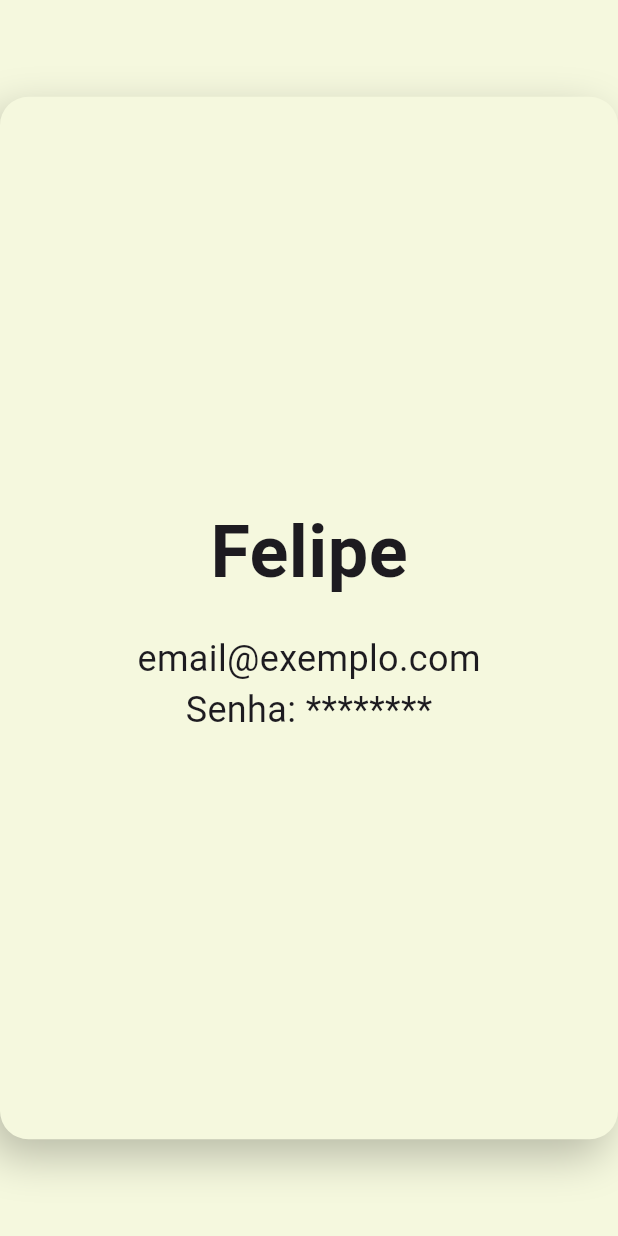
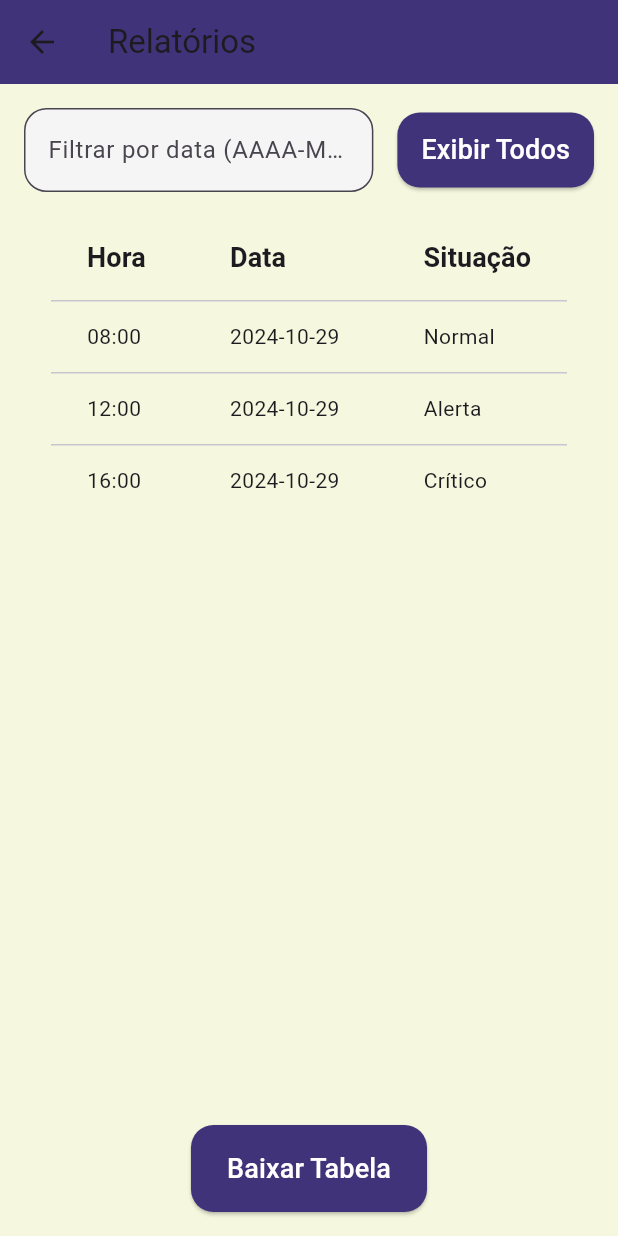
Before and after one commit to CarlosHMms/solosmart-v2, a Flutter app: the RelatoriosView screen opened by its route, on a phone screen of 412 x 824 dp. Run offline on Flutter 3.47's test engine with Material 3 defaults, Android fonts, the phone set to English and light mode, and no system bars; our stand-ins replace fl_chart, image_picker; missing offline and left inert: dart:html; Roboto replaces fonts that are missing (OpenSans-Regular, OpenSans-SemiBold).

Commit message:
começando tela de relatórios

```diff
--- a/solosmart_flutter/lib/views/relatorios_view.dart
+++ b/solosmart_flutter/lib/views/relatorios_view.dart
@@ -1,99 +1,146 @@
 import 'package:flutter/material.dart';
 
 class RelatoriosView extends StatefulWidget {
-  const RelatoriosView({super.key});
+  const RelatoriosView({Key? key}) : super(key: key);
 
   @override
   State<RelatoriosView> createState() => _RelatoriosViewState();
 }
 
 class _RelatoriosViewState extends State<RelatoriosView> {
+  // Exemplo de dados para a tabela
+  final List<Map<String, String>> _tabelaDados = [
+    {"hora": "08:00", "data": "2024-10-29", "situacao": "Normal"},
+    {"hora": "12:00", "data": "2024-10-29", "situacao": "Alerta"},
+    {"hora": "16:00", "data": "2024-10-29", "situacao": "Crítico"},
+    // Adicione mais dados conforme necessário
+  ];
+
+  final TextEditingController _dataFiltroController = TextEditingController();
+
+  // Função para exibir todos os dados da tabela
+  void _exibirTodosDados() {
+    // Função de lógica para exibir todos os dados (atualmente não filtrado)
+  }
+
+  // Função para baixar a tabela (implementação conforme a necessidade)
+  void _baixarTabela() {
+    // Função de lógica para baixar a tabela (exemplo básico)
+    print("Baixando tabela...");
+  }
+
   @override
   Widget build(BuildContext context) {
     return Scaffold(
-      body: Row(
+      appBar: AppBar(
+        title: const Text('Relatórios'),
+        backgroundColor: const Color(0xFF41337A), // Cor do AppBar
+      ),
+      body: Container(
+        color: const Color(0xFFF5F8DE), // Cor de fundo das outras views
+        padding: const EdgeInsets.all(16.0),
+        child: Column(
           children: [
-          // Painel principal
+            // Campo de Filtro por Data
+            Row(
+              children: [
                 Expanded(
-            child: Container(
-              color: const Color(0xFFF5F8DE), // Cor de fundo clara
-              child: Stack(
-                children: [
-                  // Conteúdo do painel principal aqui
-                  Center(
-                    child: Container(
-                      width: 934,
-                      height: 695,
-                      decoration: BoxDecoration(
-                        color: const Color(0xFFF5F8DE),
-                        borderRadius: BorderRadius.circular(19),
-                        boxShadow: [
-                          BoxShadow(
-                            color: Colors.black.withOpacity(0.25),
-                            offset: const Offset(-7, 11),
-                            blurRadius: 25,
+                  child: TextField(
+                    controller: _dataFiltroController,
+                    decoration: InputDecoration(
+                      hintText: 'Filtrar por data (AAAA-MM-DD)',
+                      filled: true,
+                      fillColor: const Color(0xFFF5F5F5),
+                      border: OutlineInputBorder(
+                        borderRadius: BorderRadius.circular(15),
+                        borderSide: const BorderSide(color: Colors.black),
+                      ),
+                    ),
+                  ),
+                ),
+                const SizedBox(width: 16),
+                ElevatedButton(
+                  onPressed: _exibirTodosDados,
+                  style: ElevatedButton.styleFrom(
+                    backgroundColor: const Color(0xFF41337A),
+                    padding: const EdgeInsets.symmetric(
+                        horizontal: 16, vertical: 12),
+                    shape: RoundedRectangleBorder(
+                      borderRadius: BorderRadius.circular(15),
+                    ),
+                  ),
+                  child: const Text(
+                    'Exibir Todos',
+                    style: TextStyle(fontSize: 18, color: Colors.white),
+                  ),
                 ),
               ],
             ),
-                      child: const Column(
-                        mainAxisAlignment: MainAxisAlignment.center,
-                        children: [
-                          // Exemplo de um nome de usuário
-                          Text(
-                            'Felipe',
+            const SizedBox(height: 16),
+            // Tabela de Dados
+            Expanded(
+              child: SingleChildScrollView(
+                scrollDirection: Axis.horizontal,
+                child: DataTable(
+                  columns: const [
+                    DataColumn(
+                      label: Text(
+                        'Hora',
                         style: TextStyle(
-                              fontSize: 48,
-                              fontWeight: FontWeight.w600,
-                              fontFamily: 'OpenSans-SemiBold',
+                          fontWeight: FontWeight.bold,
+                          fontSize: 18,
                         ),
                       ),
-                          SizedBox(height: 20),
-                          // Exemplo de informação de contato
-                          Text(
-                            'email@exemplo.com',
+                    ),
+                    DataColumn(
+                      label: Text(
+                        'Data',
                         style: TextStyle(
-                              fontSize: 24,
-                              fontFamily: 'OpenSans-Regular',
+                          fontWeight: FontWeight.bold,
+                          fontSize: 18,
                         ),
                       ),
-                          Text(
-                            'Senha: ********',
+                    ),
+                    DataColumn(
+                      label: Text(
+                        'Situação',
                         style: TextStyle(
-                              fontSize: 24,
-                              fontFamily: 'OpenSans-Regular',
+                          fontWeight: FontWeight.bold,
+                          fontSize: 18,
+                        ),
+                      ),
+                    ),
+                  ],
+                  rows: _tabelaDados.map((dados) {
+                    return DataRow(cells: [
+                      DataCell(Text(dados['hora']!)),
+                      DataCell(Text(dados['data']!)),
+                      DataCell(Text(dados['situacao']!)),
+                    ]);
+                  }).toList(),
+                ),
+              ),
+            ),
+            const SizedBox(height: 16),
+            // Botão de Baixar Tabela
+            ElevatedButton(
+              onPressed: _baixarTabela,
+              style: ElevatedButton.styleFrom(
+                backgroundColor: const Color(0xFF41337A),
+                padding:
+                    const EdgeInsets.symmetric(horizontal: 24, vertical: 16),
+                shape: RoundedRectangleBorder(
+                  borderRadius: BorderRadius.circular(15),
+                ),
+              ),
+              child: const Text(
+                'Baixar Tabela',
+                style: TextStyle(fontSize: 18, color: Colors.white),
               ),
             ),
           ],
         ),
       ),
-                  ),
-                ],
-              ),
-            ),
-          ),
-        ],
-      ),
-    );
-  }
-
-  // Widget para os itens do menu
-  Widget _menuItem(String title, IconData icon, double topPosition) {
-    return Padding(
-      padding: const EdgeInsets.only(left: 71.0, top: 16.0),
-      child: Row(
-        children: [
-          Icon(icon, color: Colors.white, size: 26),
-          const SizedBox(width: 10),
-          Text(
-            title,
-            style: const TextStyle(
-              color: Colors.white,
-              fontSize: 24,
-              fontFamily: 'Inter-Regular',
-            ),
-          ),
-        ],
-      ),
     );
   }
 }
```
Lines whose indentation alone changed are shown as unchanged.
